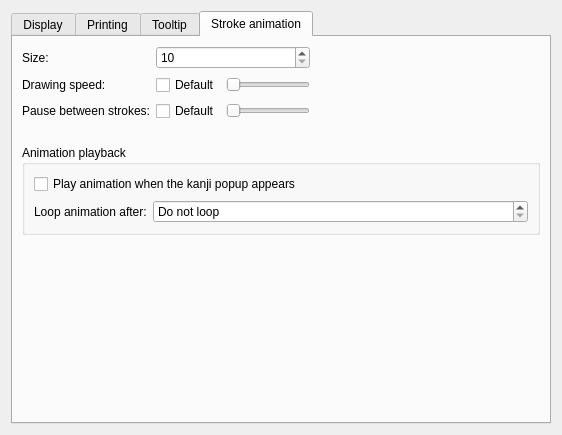
The window that src/gui/kanjidic2/Kanjidic2Preferences.ui (Gnurou/tagainijisho) describes before a commit, drawn with Qt 5.
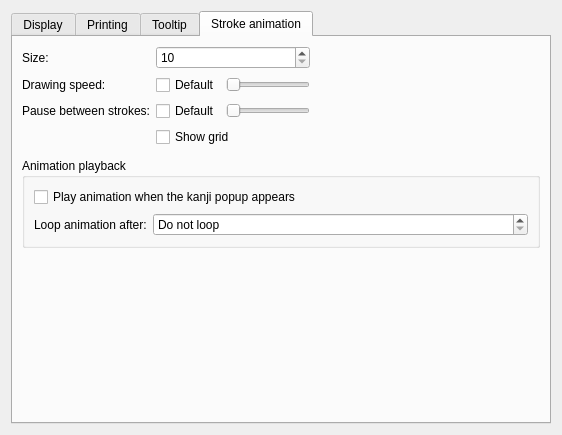
The same window after the commit. The open tabs and pages were chosen to show the change. Icons and pictures are not drawn.

Commit message: Added option to show grid during kanji stroke animations

Patch:
```diff
--- a/src/gui/kanjidic2/Kanjidic2Preferences.ui
+++ b/src/gui/kanjidic2/Kanjidic2Preferences.ui
@@ -587,6 +587,13 @@
                </item>
               </layout>
              </item>
+             <item row="3" column="1">
+              <widget class="QCheckBox" name="showGrid">
+               <property name="text">
+                <string>Show grid</string>
+               </property>
+              </widget>
+             </item>
             </layout>
            </item>
            <item>
```
Left out of the diff: 1 changed line with no effect on the pictures. The commit also changes 6 other files.
